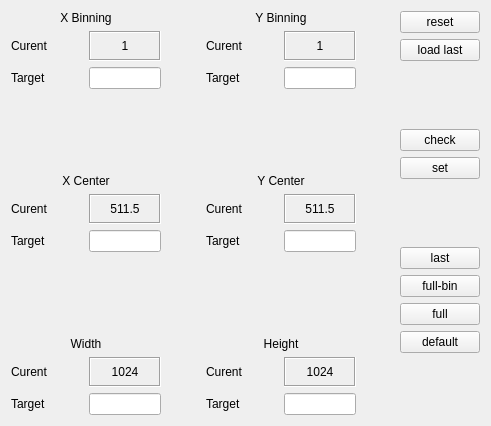
Old version of the form gui/widgets/roi/roi.ui in the repository magao-x/MagAOX.
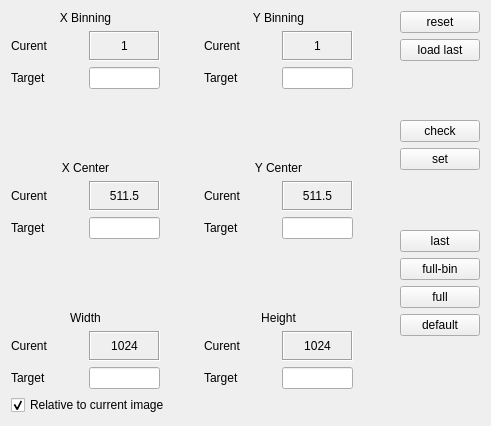
New version of the form. Icons and pictures are not drawn. Custom widgets are drawn as their Qt base class.

Commit message:
Add relative ROI controls and checked interactive camera commands
Co-authored by  GPT-6

Patch:
```diff
--- a/gui/widgets/roi/roi.ui
+++ b/gui/widgets/roi/roi.ui
@@ -18,6 +18,13 @@
     <normaloff>:/icons/crop.png</normaloff>:/icons/crop.png</iconset>
   </property>
   <layout class="QGridLayout" name="gridLayout">
+   <item row="1" column="0" colspan="3">
+    <widget class="QCheckBox" name="check_relative">
+     <property name="text"><string>Relative to current image</string></property>
+     <property name="focusPolicy"><enum>Qt::NoFocus</enum></property>
+     <property name="checked"><bool>true</bool></property>
+    </widget>
+   </item>
    <item row="0" column="2">
     <layout class="QVBoxLayout" name="vl_buttons">
      <item>
```
The commit also changes 20 other files.
